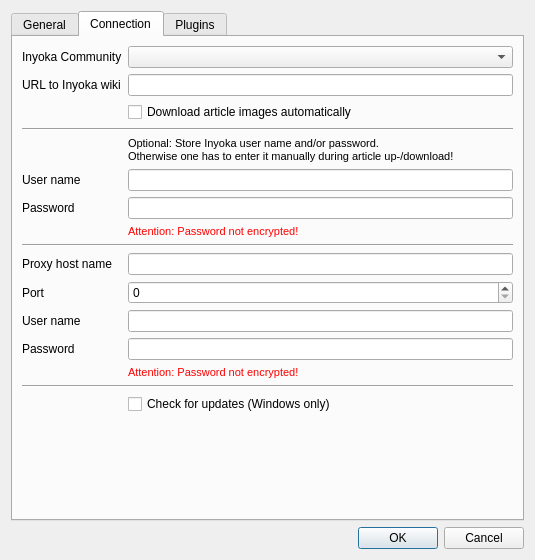
inyokaproject/inyokaedit, file application/settingsdialog.ui: the form before one commit.
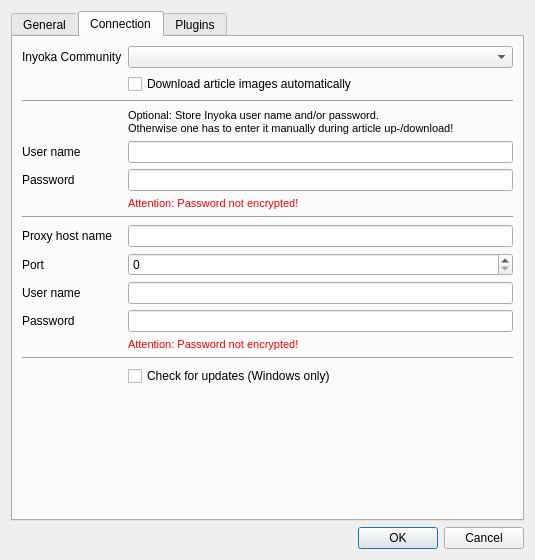
The form after the commit. The open tabs and pages were chosen to show the change. Icons and pictures are not drawn.

The edit to the form file:
```diff
--- a/application/settingsdialog.ui
+++ b/application/settingsdialog.ui
@@ -199,138 +199,128 @@
        <item row="0" column="1">
         <widget class="QComboBox" name="CommunityCombo"/>
        </item>
-       <item row="1" column="0">
-        <widget class="QLabel" name="inyokaUrlLabel">
-         <property name="text">
-          <string>URL to Inyoka wiki</string>
-         </property>
-        </widget>
-       </item>
        <item row="1" column="1">
-        <widget class="QLineEdit" name="inyokaUrlEdit"/>
-       </item>
-       <item row="2" column="1">
         <widget class="QCheckBox" name="articleImageDownloadCheck">
          <property name="text">
           <string>Download article images automatically</string>
          </property>
         </widget>
        </item>
-       <item row="3" column="0" colspan="2">
+       <item row="2" column="0" colspan="2">
         <widget class="Line" name="line">
          <property name="orientation">
           <enum>Qt::Horizontal</enum>
          </property>
         </widget>
        </item>
-       <item row="4" column="1">
+       <item row="3" column="1">
         <widget class="QLabel" name="label_2">
          <property name="text">
           <string>&lt;html&gt;&lt;head/&gt;&lt;body&gt;&lt;p&gt;&lt;span style=&quot; font-size:8pt;&quot;&gt;Optional: Store Inyoka user name and/or password.&lt;br&gt;Otherwise one has to enter it manually during article up-/download!&lt;/span&gt;&lt;/p&gt;&lt;/body&gt;&lt;/html&gt;</string>
          </property>
         </widget>
        </item>
-       <item row="5" column="0">
+       <item row="4" column="0">
         <widget class="QLabel" name="inyokaUserLabel">
          <property name="text">
           <string>User name</string>
          </property>
         </widget>
        </item>
-       <item row="5" column="1">
+       <item row="4" column="1">
         <widget class="QLineEdit" name="inyokaUserEdit"/>
        </item>
-       <item row="6" column="0">
+       <item row="5" column="0">
         <widget class="QLabel" name="inyokaPasswordLabel">
          <property name="text">
           <string>Password</string>
          </property>
         </widget>
        </item>
-       <item row="6" column="1">
+       <item row="5" column="1">
         <widget class="QLineEdit" name="inyokaPasswordEdit">
          <property name="echoMode">
           <enum>QLineEdit::Password</enum>
          </property>
         </widget>
        </item>
-       <item row="7" column="1">
+       <item row="6" column="1">
         <widget class="QLabel" name="label">
          <property name="text">
           <string>&lt;html&gt;&lt;head/&gt;&lt;body&gt;&lt;p&gt;&lt;span style=&quot; font-size:8pt; color:#ff0000;&quot;&gt;Attention: Password not encrypted!&lt;/span&gt;&lt;/p&gt;&lt;/body&gt;&lt;/html&gt;</string>
          </property>
         </widget>
        </item>
-       <item row="8" column="0" colspan="2">
+       <item row="7" column="0" colspan="2">
         <widget class="Line" name="line_2">
          <property name="orientation">
           <enum>Qt::Horizontal</enum>
          </property>
         </widget>
        </item>
-       <item row="9" column="0">
+       <item row="8" column="0">
         <widget class="QLabel" name="proxyHostNameLabel">
          <property name="text">
           <string>Proxy host name</string>
          </property>
         </widget>
        </item>
-       <item row="9" column="1">
+       <item row="8" column="1">
         <widget class="QLineEdit" name="proxyHostNameEdit"/>
        </item>
-       <item row="10" column="0">
+       <item row="9" column="0">
         <widget class="QLabel" name="proxyPortLabel">
          <property name="text">
           <string>Port</string>
          </property>
         </widget>
        </item>
-       <item row="10" column="1">
+       <item row="9" column="1">
         <widget class="QSpinBox" name="proxyPortSpinBox">
          <property name="maximum">
           <number>99999</number>
          </property>
         </widget>
        </item>
-       <item row="11" column="0">
+       <item row="10" column="0">
         <widget class="QLabel" name="proxyUserNameLabel">
          <property name="text">
           <string>User name</string>
          </property>
         </widget>
        </item>
-       <item row="11" column="1">
+       <item row="10" column="1">
         <widget class="QLineEdit" name="proxyUserNameEdit"/>
        </item>
-       <item row="12" column="0">
+       <item row="11" column="0">
         <widget class="QLabel" name="proxyPasswordLabel">
          <property name="text">
           <string>Password</string>
          </property>
         </widget>
        </item>
-       <item row="12" column="1">
+       <item row="11" column="1">
         <widget class="QLineEdit" name="proxyPasswordEdit">
          <property name="echoMode">
           <enum>QLineEdit::Password</enum>
          </property>
         </widget>
        </item>
-       <item row="13" column="1">
+       <item row="12" column="1">
         <widget class="QLabel" name="proxyPasswordHintLabel">
          <property name="text">
           <string>&lt;html&gt;&lt;head/&gt;&lt;body&gt;&lt;p&gt;&lt;span style=&quot; font-size:8pt; color:#ff0000;&quot;&gt;Attention: Password not encrypted!&lt;/span&gt;&lt;/p&gt;&lt;/body&gt;&lt;/html&gt;</string>
          </property>
         </widget>
        </item>
-       <item row="14" column="0" colspan="2">
+       <item row="13" column="0" colspan="2">
         <widget class="Line" name="line3">
          <property name="orientation">
           <enum>Qt::Horizontal</enum>
          </property>
         </widget>
        </item>
-       <item row="15" column="1">
+       <item row="14" column="1">
         <widget class="QCheckBox" name="WindowsUpdateCheck">
          <property name="text">
           <string>Check for updates (Windows only)</string>
```
